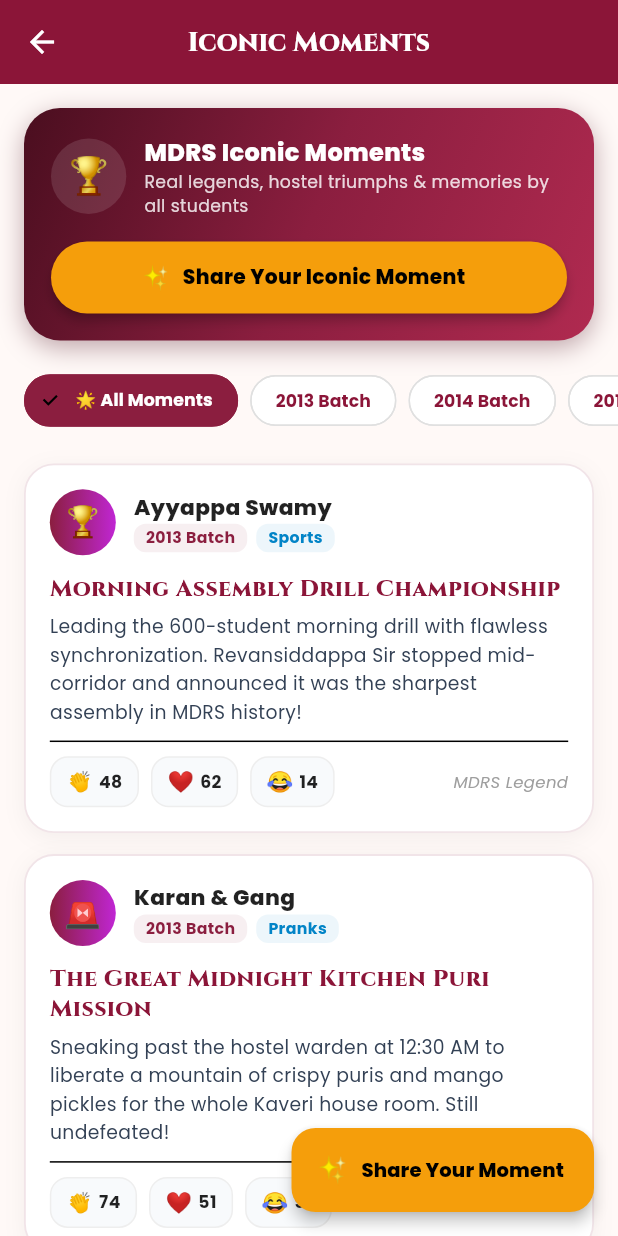
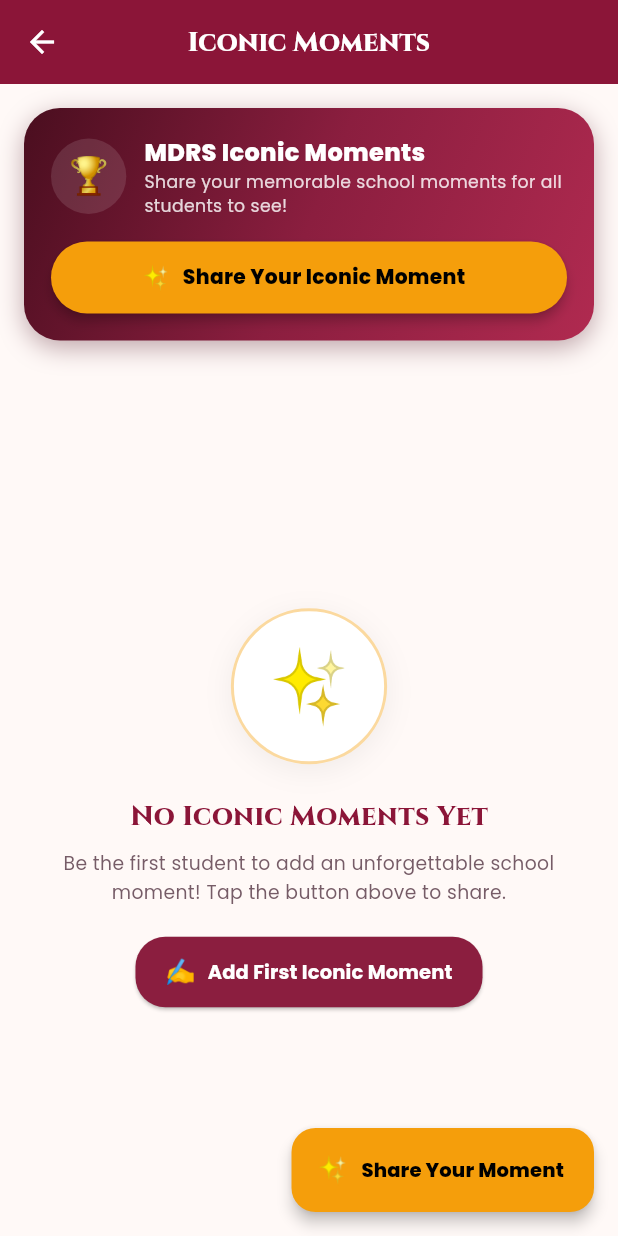
Before and after one commit to Ravi8855/mdrs_school, a Flutter app: the screen it shows after launch, item 4 of the bottom bar chosen, scrolled down 244 dp, after a tap on "HALL OF LEGENDS", on a phone screen of 412 x 824 dp. Run offline on Flutter 3.47's test engine with Material 3 defaults, Android fonts, the phone set to English and light mode, and no system bars; our stand-ins replace confetti, google_fonts, shared_preferences, supabase_flutter, web; accounts and stored records are empty.

Commit message:
feat(iconic): remove defaults, add 5 emoji reactions with single-tap limit per emoji

```diff
--- a/lib/screens/features/iconic_moments_screen.dart
+++ b/lib/screens/features/iconic_moments_screen.dart
@@ -12,10 +12,10 @@ class IconicMoment {
   final String title;
   final String story;
   final String category;
-  final String emoji;
-  int claps;
-  int hearts;
-  int laughs;
+  final String badgeEmoji;
+  final Map<String, int> reactions;
+
+  static const List<String> reactionEmojis = ['👏', '❤️', '😂', '🔥', '🏆'];
 
   IconicMoment({
     required this.id,
@@ -24,11 +24,9 @@ class IconicMoment {
     required this.title,
     required this.story,
     required this.category,
-    required this.emoji,
-    this.claps = 12,
-    this.hearts = 15,
-    this.laughs = 8,
-  });
+    required this.badgeEmoji,
+    Map<String, int>? reactions,
+  }) : reactions = reactions ?? {for (var e in reactionEmojis) e: 0};
 
   Map<String, dynamic> toMap() => {
         'id': id,
@@ -37,24 +35,27 @@ class IconicMoment {
         'title': title,
         'story': story,
         'category': category,
-        'emoji': emoji,
-        'claps': claps,
-        'hearts': hearts,
-        'laughs': laughs,
+        'badgeEmoji': badgeEmoji,
+        'reactions': reactions,
       };
 
-  factory IconicMoment.fromMap(Map<String, dynamic> map) => IconicMoment(
+  factory IconicMoment.fromMap(Map<String, dynamic> map) {
+    final rawReactions = map['reactions'] as Map<String, dynamic>?;
+    final Map<String, int> rx = {
+      for (var e in reactionEmojis) e: (rawReactions != null && rawReactions[e] != null) ? (rawReactions[e] as num).toInt() : 0,
+    };
+
+    return IconicMoment(
       id: map['id'] ?? '',
       studentName: map['studentName'] ?? '',
       batch: map['batch'] ?? '2013',
       title: map['title'] ?? '',
       story: map['story'] ?? '',
       category: map['category'] ?? 'Campus',
-        emoji: map['emoji'] ?? '✨',
-        claps: map['claps'] ?? 0,
-        hearts: map['hearts'] ?? 0,
-        laughs: map['laughs'] ?? 0,
+      badgeEmoji: map['badgeEmoji'] ?? '✨',
+      reactions: rx,
     );
+  }
 }
 
 class IconicMomentsScreen extends StatefulWidget {
@@ -65,8 +66,11 @@ class IconicMomentsScreen extends StatefulWidget {
 }
 
 class _IconicMomentsScreenState extends State<IconicMomentsScreen> {
-  static const String _storageKey = 'mdrs_iconic_moments_all_students_v1';
+  static const String _storageKey = 'mdrs_iconic_moments_students_v3';
+  static const String _userReactionsKey = 'mdrs_user_reacted_emojis_v3';
+
   List<IconicMoment> _moments = [];
+  Set<String> _userReactedKeys = {};
   String _selectedFilter = 'All';
 
   final List<String> _filters = [
@@ -84,132 +88,74 @@ class _IconicMomentsScreenState extends State<IconicMomentsScreen> {
   @override
   void initState() {
     super.initState();
-    _loadMoments();
+    _loadData();
   }
 
-  Future<void> _loadMoments() async {
+  Future<void> _loadData() async {
     try {
       final prefs = await SharedPreferences.getInstance();
+
+      // Load user reaction set (records which emoji this user already reacted to)
+      final savedReactions = prefs.getStringList(_userReactionsKey) ?? [];
+      _userReactedKeys = savedReactions.toSet();
+
+      // Load student added moments (no default moments)
       final raw = prefs.getString(_storageKey);
       if (raw != null && raw.isNotEmpty) {
         final decoded = jsonDecode(raw) as List;
         setState(() {
           _moments = decoded.map((e) => IconicMoment.fromMap(e)).toList();
         });
-        return;
+      } else {
+        setState(() {
+          _moments = [];
+        });
       }
-    } catch (_) {}
-
-    // Initial authentic seed representing students across all batches
-    final seed = _getInitialMoments();
+    } catch (_) {
       setState(() {
-      _moments = seed;
+        _moments = [];
       });
-    _saveMoments(seed);
+    }
   }
 
-  Future<void> _saveMoments(List<IconicMoment> list) async {
+  Future<void> _saveMoments() async {
     try {
       final prefs = await SharedPreferences.getInstance();
-      final encoded = jsonEncode(list.map((e) => e.toMap()).toList());
+      final encoded = jsonEncode(_moments.map((e) => e.toMap()).toList());
       await prefs.setString(_storageKey, encoded);
     } catch (_) {}
   }
 
-  List<IconicMoment> _getInitialMoments() {
-    return [
-      IconicMoment(
-        id: 'moment_1',
-        studentName: 'Ayyappa Swamy',
-        batch: '2013',
-        title: 'Morning Assembly Drill Championship',
-        story:
-            'Leading the 600-student morning drill with flawless synchronization. Revansiddappa Sir stopped mid-corridor and announced it was the sharpest assembly in MDRS history!',
-        category: 'Sports',
-        emoji: '🏆',
-        claps: 48,
-        hearts: 62,
-        laughs: 14,
+  Future<void> _saveUserReactions() async {
+    try {
+      final prefs = await SharedPreferences.getInstance();
+      await prefs.setStringList(_userReactionsKey, _userReactedKeys.toList());
+    } catch (_) {}
+  }
+
+  void _onReact(IconicMoment moment, String emoji) {
+    final key = '${moment.id}_$emoji';
+
+    // Student can reply all 5 emojis, but each emoji only ONCE (no multiple replies of the same emoji)
+    if (_userReactedKeys.contains(key)) {
+      ScaffoldMessenger.of(context).showSnackBar(
+        SnackBar(
+          content: Text('You have already reacted with $emoji to this moment!'),
+          duration: const Duration(seconds: 1),
+          behavior: SnackBarBehavior.floating,
         ),
-      IconicMoment(
-        id: 'moment_2',
-        studentName: 'Karan & Gang',
-        batch: '2013',
-        title: 'The Great Midnight Kitchen Puri Mission',
-        story:
-            'Sneaking past the hostel warden at 12:30 AM to liberate a mountain of crispy puris and mango pickles for the whole Kaveri house room. Still undefeated!',
-        category: 'Pranks',
-        emoji: '🚨',
-        claps: 74,
-        hearts: 51,
-        laughs: 92,
-      ),
-      IconicMoment(
-        id: 'moment_3',
-        studentName: 'Shantala & Girls Wing',
-        batch: '2014',
-        title: 'Pratibha Karanji State Dance Victory',
-        story:
-            'Practiced the traditional Kolata folk dance under the hostel floodlights until 11 PM every night. Won 1st place in the entire district and brought the trophy home to MDRS!',
-        category: 'Hostel',
-        emoji: '🎭',
-        claps: 59,
-        hearts: 88,
-        laughs: 9,
-      ),
-      IconicMoment(
-        id: 'moment_4',
-        studentName: 'Mallikarjun & Pavan',
-        batch: '2014',
-        title: 'District Kho-Kho Final Comeback',
-        story:
-            'Trailing by 4 points in the final 2 minutes on the dusty Shahapur grounds. Pavan dodged for 3 full minutes straight to clinch the gold medal for our school!',
-        category: 'Sports',
-        emoji: '⚡',
-        claps: 65,
-        hearts: 43,
-        laughs: 11,
-      ),
-      IconicMoment(
-        id: 'moment_5',
-        studentName: 'Shweta, Ambika & Group',
-        batch: '2015',
-        title: 'Hostel Veranda Rain Dance & Samosa Feast',
-        story:
-            'When the heavy July monsoon poured on campus, the warden surprisingly approved hot onion pakodas and tea. We sat on the veranda singing old Kannada songs till evening.',
-        category: 'Hostel',
-        emoji: '🌧️',
-        claps: 42,
-        hearts: 95,
-        laughs: 19,
-      ),
-      IconicMoment(
-        id: 'moment_6',
-        studentName: 'Basavaraj & Roommates',
-        batch: '2016',
-        title: 'The Science Fair Working Volcano',
-        story:
-            'Subhash Sir helped us build a giant papier-mâché volcano. When the baking soda and red dye erupted, it hit the classroom ceiling! Everyone cheered and we took 1st prize.',
-        category: 'Classroom',
-        emoji: '🌋',
-        claps: 38,
-        hearts: 54,
-        laughs: 46,
-      ),
-      IconicMoment(
-        id: 'moment_7',
-        studentName: 'Anand & Chandu',
-        batch: '2017',
-        title: 'Farewell Shirt Autograph Night',
-        story:
-            'On the final SSLC day, we collected 120+ signatures, inside jokes, and teacher blessings on our pink-striped uniform shirts with permanent sketch pens. Still framed at home!',
-        category: 'Hostel',
-        emoji: '✍️',
-        claps: 83,
-        hearts: 112,
-        laughs: 24,
-      ),
-    ];
+      );
+      return;
+    }
+
+    setState(() {
+      moment.reactions[emoji] = (moment.reactions[emoji] ?? 0) + 1;
+      _userReactedKeys.add(key);
+    });
+
+    HapticFeedback.lightImpact();
+    _saveMoments();
+    _saveUserReactions();
   }
 
   void _showShareMomentDialog() {
@@ -270,7 +216,7 @@ class _IconicMomentsScreenState extends State<IconicMomentsScreen> {
                                 ),
                               ),
                               Text(
-                                'Be remembered in the MDRS Hall of Memories',
+                                'Share your story with all MDRS students!',
                                 style: GoogleFonts.poppins(
                                   fontSize: 11.5,
                                   color: AppColors.textMuted,
@@ -393,9 +339,9 @@ class _IconicMomentsScreenState extends State<IconicMomentsScreen> {
                     ),
                     const SizedBox(height: 12),
 
-                    // Emoji Badge Pick
+                    // Badge Emoji Selection
                     Text(
-                      'Choose Moment Badge',
+                      'Choose Badge Emoji',
                       style: GoogleFonts.poppins(fontSize: 12.5, fontWeight: FontWeight.w700, color: Colors.black87),
                     ),
                     const SizedBox(height: 6),
@@ -450,7 +396,7 @@ class _IconicMomentsScreenState extends State<IconicMomentsScreen> {
 
                     // Story
                     Text(
-                      'Your Iconic Story *',
+                      'Your Story *',
                       style: GoogleFonts.poppins(fontSize: 12.5, fontWeight: FontWeight.w700, color: Colors.black87),
                     ),
                     const SizedBox(height: 6),
@@ -502,16 +448,13 @@ class _IconicMomentsScreenState extends State<IconicMomentsScreen> {
                             title: title,
                             story: story,
                             category: selectedCategory,
-                            emoji: selectedEmoji,
-                            claps: 1,
-                            hearts: 1,
-                            laughs: 0,
+                            badgeEmoji: selectedEmoji,
                           );
 
                           setState(() {
                             _moments.insert(0, newMoment);
                           });
-                          _saveMoments(_moments);
+                          _saveMoments();
 
                           Navigator.pop(modalCtx);
                           HapticFeedback.mediumImpact();
@@ -523,7 +466,7 @@ class _IconicMomentsScreenState extends State<IconicMomentsScreen> {
                                   const Text('🎉 ', style: TextStyle(fontSize: 18)),
                                   Expanded(
                                     child: Text(
-                                      'Your Iconic Moment is now live for all students!',
+                                      'Your Iconic Moment is now live for all students to see!',
                                       style: GoogleFonts.poppins(fontWeight: FontWeight.w600),
                                     ),
                                   ),
@@ -644,7 +587,7 @@ class _IconicMomentsScreenState extends State<IconicMomentsScreen> {
                               ),
                             ),
                             Text(
-                              'Real legends, hostel triumphs & memories by all students',
+                              'Share your memorable school moments for all students to see!',
                               style: GoogleFonts.poppins(
                                 color: Colors.white.withAlpha(210),
                                 fontSize: 11.5,
@@ -688,6 +631,7 @@ class _IconicMomentsScreenState extends State<IconicMomentsScreen> {
           ),
 
           // Filter Chips
+          if (_moments.isNotEmpty)
             SliverToBoxAdapter(
               child: SingleChildScrollView(
                 scrollDirection: Axis.horizontal,
@@ -699,7 +643,11 @@ class _IconicMomentsScreenState extends State<IconicMomentsScreen> {
                       padding: const EdgeInsets.only(right: 8),
                       child: ChoiceChip(
                         label: Text(
-                        filter == 'All' ? '🌟 All Moments' : (['2013', '2014', '2015', '2016', '2017'].contains(filter) ? '$filter Batch' : filter),
+                          filter == 'All'
+                              ? '🌟 All Moments'
+                              : (['2013', '2014', '2015', '2016', '2017'].contains(filter)
+                                  ? '$filter Batch'
+                                  : filter),
                           style: GoogleFonts.poppins(
                             fontSize: 11.5,
                             fontWeight: FontWeight.w700,
@@ -727,26 +675,65 @@ class _IconicMomentsScreenState extends State<IconicMomentsScreen> {
 
           const SliverToBoxAdapter(child: SizedBox(height: 10)),
 
-          // Moments Feed (Shows all students)
+          // Moments Feed (Shows all students who shared)
           if (displayed.isEmpty)
             SliverFillRemaining(
               hasScrollBody: false,
               child: Center(
                 child: Padding(
-                  padding: const EdgeInsets.all(32),
+                  padding: const EdgeInsets.symmetric(horizontal: 32, vertical: 40),
                   child: Column(
                     mainAxisAlignment: MainAxisAlignment.center,
                     children: [
-                      const Text('📜', style: TextStyle(fontSize: 48)),
-                      const SizedBox(height: 12),
+                      Container(
+                        padding: const EdgeInsets.all(20),
+                        decoration: BoxDecoration(
+                          color: Colors.white,
+                          shape: BoxShape.circle,
+                          border: Border.all(color: const Color(0xFFF59E0B).withAlpha(100), width: 2),
+                          boxShadow: [
+                            BoxShadow(
+                              color: Colors.black.withAlpha(15),
+                              blurRadius: 16,
+                              offset: const Offset(0, 4),
+                            ),
+                          ],
+                        ),
+                        child: const Text('✨', style: TextStyle(fontSize: 48)),
+                      ),
+                      const SizedBox(height: 18),
                       Text(
-                        'No moments in this category yet',
-                        style: GoogleFonts.poppins(fontSize: 15, fontWeight: FontWeight.w700, color: Colors.black54),
+                        'No Iconic Moments Yet',
+                        style: GoogleFonts.cinzel(
+                          fontSize: 18,
+                          fontWeight: FontWeight.w800,
+                          color: AppColors.primaryDeep,
                         ),
-                      const SizedBox(height: 6),
+                      ),
+                      const SizedBox(height: 8),
                       Text(
-                        'Be the first student to share an iconic moment!',
-                        style: GoogleFonts.poppins(fontSize: 12, color: Colors.grey),
+                        'Be the first student to add an unforgettable school moment! Tap the button above to share.',
+                        textAlign: TextAlign.center,
+                        style: GoogleFonts.poppins(
+                          fontSize: 12.5,
+                          color: AppColors.textSecondary,
+                          height: 1.5,
+                        ),
+                      ),
+                      const SizedBox(height: 20),
+                      ElevatedButton.icon(
+                        onPressed: _showShareMomentDialog,
+                        style: ElevatedButton.styleFrom(
+                          backgroundColor: const Color(0xFF8B1E3F),
+                          foregroundColor: Colors.white,
+                          padding: const EdgeInsets.symmetric(horizontal: 20, vertical: 12),
+                          shape: RoundedRectangleBorder(borderRadius: BorderRadius.circular(20)),
+                        ),
+                        icon: const Text('✍️', style: TextStyle(fontSize: 16)),
+                        label: Text(
+                          'Add First Iconic Moment',
+                          style: GoogleFonts.poppins(fontWeight: FontWeight.w700, fontSize: 13),
+                        ),
                       ),
                     ],
                   ),
@@ -798,15 +785,15 @@ class _IconicMomentsScreenState extends State<IconicMomentsScreen> {
                 Container(
                   width: 44,
                   height: 44,
-                  decoration: BoxDecoration(
-                    gradient: const LinearGradient(
+                  decoration: const BoxDecoration(
+                    gradient: LinearGradient(
                       colors: [Color(0xFF8B1E3F), Color(0xFFC026D3)],
                     ),
                     shape: BoxShape.circle,
                   ),
                   alignment: Alignment.center,
                   child: Text(
-                    moment.emoji,
+                    moment.badgeEmoji,
                     style: const TextStyle(fontSize: 20),
                   ),
                 ),
@@ -888,66 +875,46 @@ class _IconicMomentsScreenState extends State<IconicMomentsScreen> {
             ),
             const Divider(height: 20),
 
-            // Reaction Bar (Claps, Hearts, Laughs)
+            // 5 Emoji Reactions Bar (Student can reply all 5 emojis, each once only!)
             Row(
-              children: [
-                _buildReactionBtn('👏', moment.claps, () {
-                  setState(() => moment.claps++);
-                  _saveMoments(_moments);
-                  HapticFeedback.selectionClick();
-                }),
-                const SizedBox(width: 8),
-                _buildReactionBtn('❤️', moment.hearts, () {
-                  setState(() => moment.hearts++);
-                  _saveMoments(_moments);
-                  HapticFeedback.selectionClick();
-                }),
-                const SizedBox(width: 8),
-                _buildReactionBtn('😂', moment.laughs, () {
-                  setState(() => moment.laughs++);
-                  _saveMoments(_moments);
-                  HapticFeedback.selectionClick();
-                }),
-                const Spacer(),
-                Text(
-                  'MDRS Legend',
-                  style: GoogleFonts.poppins(
-                    fontSize: 11,
-                    fontStyle: FontStyle.italic,
-                    color: Colors.grey.shade500,
-                  ),
-                ),
-              ],
-            ),
-          ],
-        ),
-      ),
-    );
-  }
+              mainAxisAlignment: MainAxisAlignment.spaceBetween,
+              children: IconicMoment.reactionEmojis.map((emoji) {
+                final key = '${moment.id}_$emoji';
+                final isReacted = _userReactedKeys.contains(key);
+                final count = moment.reactions[emoji] ?? 0;
 
-  Widget _buildReactionBtn(String emoji, int count, VoidCallback onTap) {
                 return InkWell(
                   borderRadius: BorderRadius.circular(12),
-      onTap: onTap,
-      child: Container(
+                  onTap: () => _onReact(moment, emoji),
+                  child: AnimatedContainer(
+                    duration: const Duration(milliseconds: 200),
                     padding: const EdgeInsets.symmetric(horizontal: 10, vertical: 6),
                     decoration: BoxDecoration(
-          color: const Color(0xFFF8FAFC),
+                      color: isReacted ? const Color(0xFF8B1E3F).withAlpha(20) : const Color(0xFFF8FAFC),
                       borderRadius: BorderRadius.circular(12),
-          border: Border.all(color: Colors.grey.shade200),
+                      border: Border.all(
+                        color: isReacted ? const Color(0xFF8B1E3F) : Colors.grey.shade200,
+                        width: isReacted ? 1.5 : 1,
+                      ),
                     ),
                     child: Row(
                       mainAxisSize: MainAxisSize.min,
                       children: [
-            Text(emoji, style: const TextStyle(fontSize: 14)),
+                        Text(emoji, style: const TextStyle(fontSize: 15)),
                         const SizedBox(width: 4),
                         Text(
                           '$count',
                           style: GoogleFonts.poppins(
                             fontSize: 11.5,
                             fontWeight: FontWeight.w700,
-                color: Colors.black87,
+                            color: isReacted ? const Color(0xFF8B1E3F) : Colors.black87,
                           ),
+                        ),
+                      ],
+                    ),
+                  ),
+                );
+              }).toList(),
             ),
           ],
         ),
```
Lines whose indentation alone changed are shown as unchanged.
